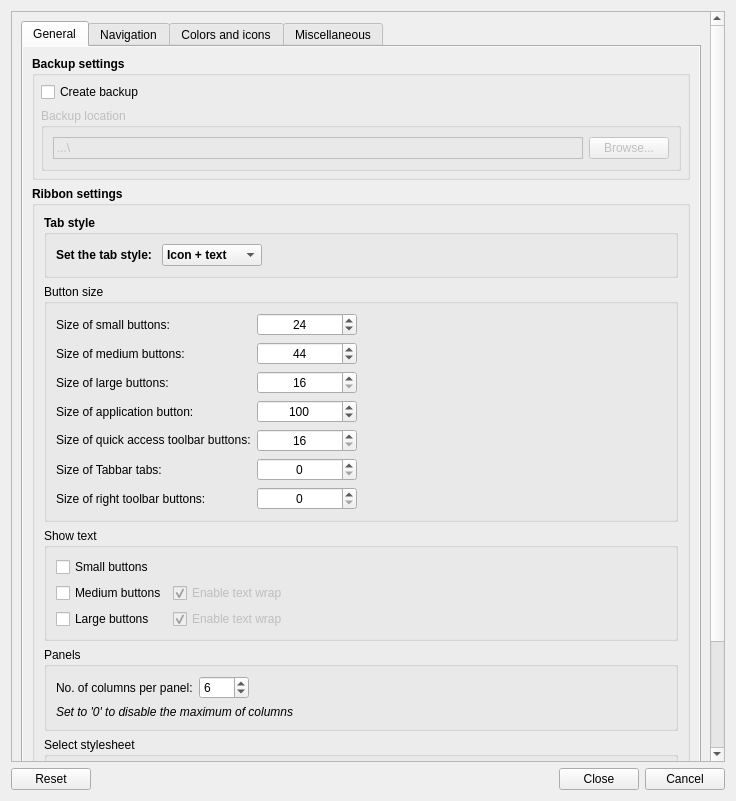
First picture: the form in Resources/ui/Settings.ui, repository APEbbers/FreeCAD-Ribbon, before the edit.
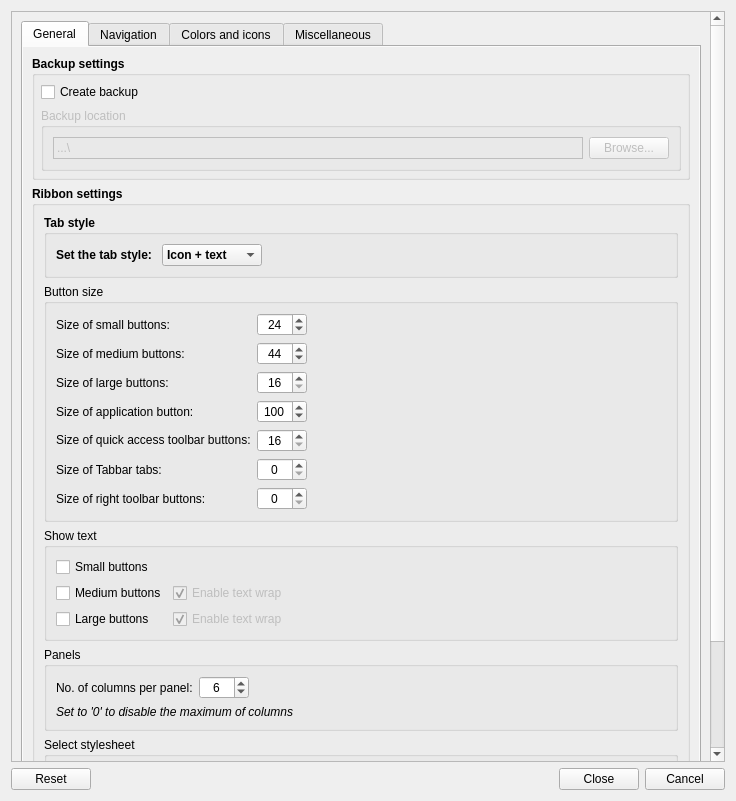
Second picture: the form after the edit. Custom widgets are drawn as their Qt base class.

```diff
--- a/Resources/ui/Settings.ui
+++ b/Resources/ui/Settings.ui
@@ -261,7 +261,7 @@
                          </property>
                          <property name="minimumSize">
                           <size>
-                           <width>100</width>
+                           <width>50</width>
                            <height>20</height>
                           </size>
                          </property>
@@ -297,7 +297,7 @@
                         <widget class="QSpinBox" name="TabbarHeight">
                          <property name="minimumSize">
                           <size>
-                           <width>100</width>
+                           <width>50</width>
                            <height>20</height>
                           </size>
                          </property>
@@ -316,7 +316,7 @@
                          </property>
                          <property name="minimumSize">
                           <size>
-                           <width>100</width>
+                           <width>50</width>
                            <height>20</height>
                           </size>
                          </property>
@@ -367,7 +367,7 @@
                         <widget class="QSpinBox" name="IconSize_ApplicationButton">
                          <property name="minimumSize">
                           <size>
-                           <width>100</width>
+                           <width>50</width>
                            <height>20</height>
                           </size>
                          </property>
@@ -458,7 +458,7 @@
                         <widget class="QSpinBox" name="IconSize_QuickAccessButton">
                          <property name="minimumSize">
                           <size>
-                           <width>100</width>
+                           <width>50</width>
                            <height>20</height>
                           </size>
                          </property>
@@ -477,7 +477,7 @@
                         <widget class="QSpinBox" name="IconSize_rightToolbarButton">
                          <property name="minimumSize">
                           <size>
-                           <width>100</width>
+                           <width>50</width>
                            <height>20</height>
                           </size>
                          </property>
@@ -497,7 +497,7 @@
                         <widget class="QSpinBox" name="IconSize_Large">
                          <property name="minimumSize">
                           <size>
-                           <width>100</width>
+                           <width>50</width>
                            <height>0</height>
                           </size>
                          </property>
@@ -569,6 +569,9 @@
                            <height>20</height>
                           </size>
                          </property>
+                         <property name="alignment">
+                          <set>Qt::AlignmentFlag::AlignCenter</set>
+                         </property>
                          <property name="minimum">
                           <number>0</number>
                          </property>
```
